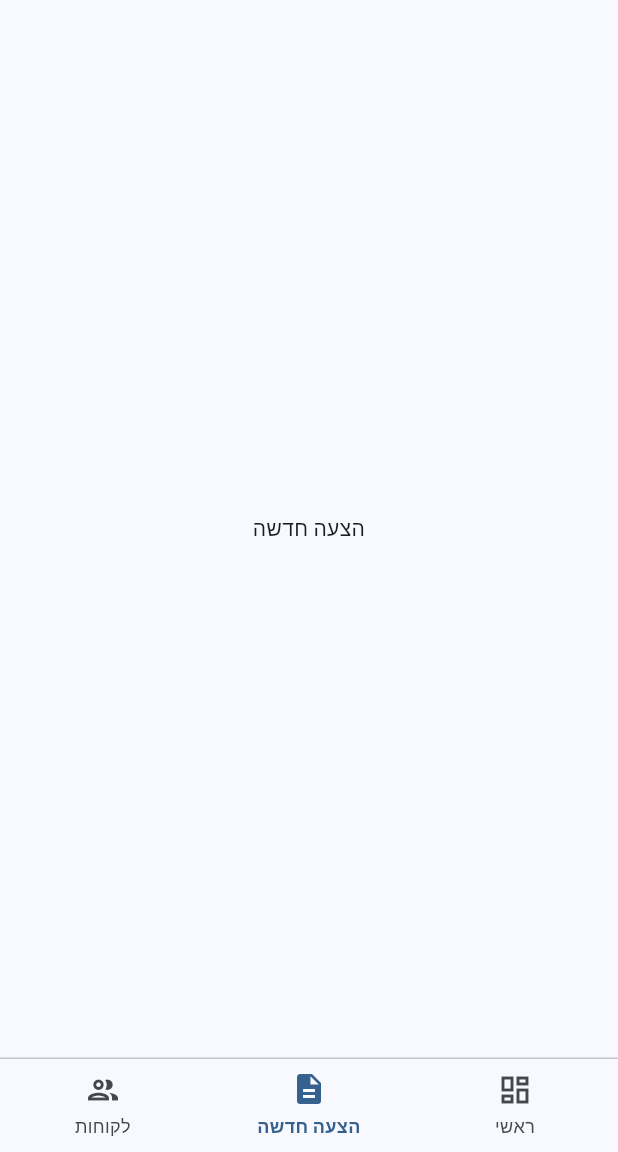
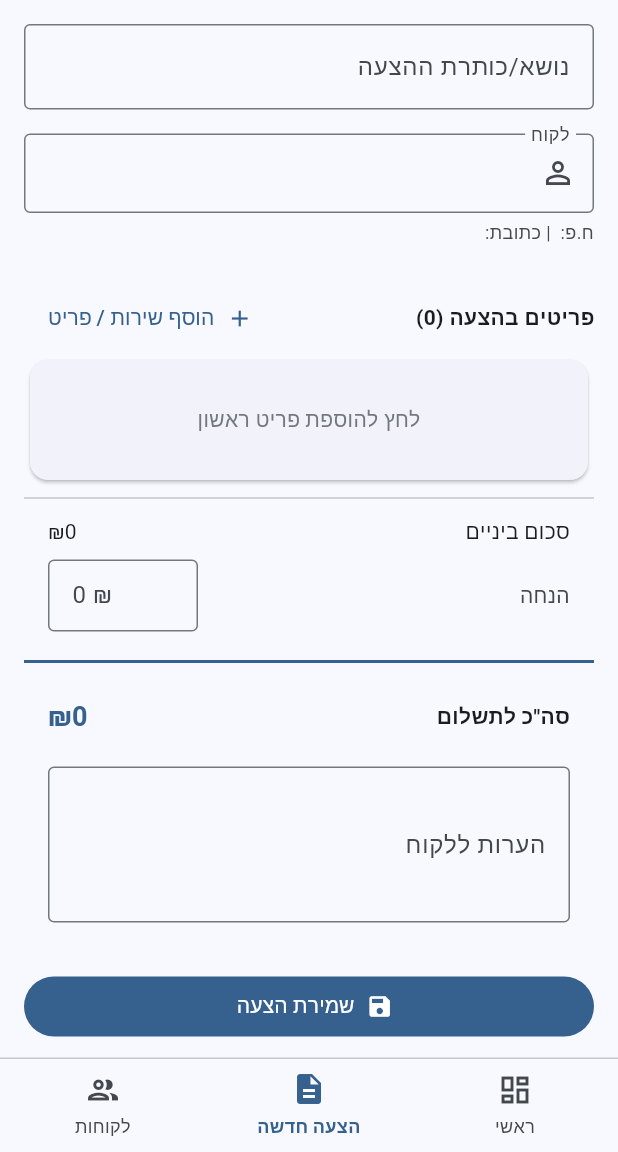
Before and after one commit to michaelkaravani/quoteflow-app, a Flutter app: the screen it shows once a user with an empty profile is signed in, item 2 of the bottom bar chosen, on a phone screen of 412 x 824 dp, the part 84-1236 px from its top. Run offline on Flutter 3.47's test engine with Material 3 defaults, Android fonts, the phone set to English and light mode, and no system bars; our stand-ins replace cloud_firestore, firebase_auth, firebase_core; accounts and stored records are empty.

Commit message:
Add Quote Builder with customer picker, items, summary, back button fix

```diff
--- a/lib/screens/home_screen.dart
+++ b/lib/screens/home_screen.dart
@@ -3,6 +3,7 @@ import 'package:flutter/material.dart';
 import '../main.dart';
 import '../services/firestore_service.dart';
 import 'customers/customers_screen.dart';
+import 'quotes/quote_builder_screen.dart';
 
 class HomeScreen extends StatefulWidget {
   const HomeScreen({super.key});
@@ -24,8 +25,13 @@ class _HomeScreenState extends State<HomeScreen> {
     final theme = Theme.of(context);
     final fs = _firestoreService();
 
-    return Scaffold(
-      appBar: AppBar(
+    return PopScope(
+      canPop: _selectedIndex == 0,
+      onPopInvokedWithResult: (didPop, _) {
+        if (!didPop) setState(() => _selectedIndex = 0);
+      },
+      child: Scaffold(
+        appBar: AppBar(
         title: const Text('QuoteFlow'),
         backgroundColor: theme.colorScheme.primary,
         foregroundColor: theme.colorScheme.onPrimary,
@@ -45,8 +51,9 @@ class _HomeScreenState extends State<HomeScreen> {
               child: IndexedStack(
                 index: _selectedIndex,
                 children: [
-                  const _DashboardView(),
-                  const Center(child: Text('הצעה חדשה')),
+                  _DashboardView(onNavigate: (index) => setState(() => _selectedIndex = index)),
+                  if (fs != null) QuoteBuilderScreen(firestoreService: fs)
+                  else const Center(child: Text('הצעה חדשה')),
                   if (fs != null)
                     CustomersScreen(firestoreService: fs)
                   else
@@ -60,6 +67,7 @@ class _HomeScreenState extends State<HomeScreen> {
             ),
           ],
         ),
+      ),
       ),
     );
   }
@@ -158,7 +166,9 @@ class _NavItem extends StatelessWidget {
 // ── Dashboard ──
 
 class _DashboardView extends StatelessWidget {
-  const _DashboardView();
+  const _DashboardView({this.onNavigate});
+
+  final ValueChanged<int>? onNavigate;
 
   @override
   Widget build(BuildContext context) {
@@ -185,6 +195,7 @@ class _DashboardView extends StatelessWidget {
                 icon: Icons.add_circle,
                 label: 'הצעת מחיר חדשה',
                 color: cs.primary,
+                onTap: onNavigate != null ? () => onNavigate!(1) : null,
               ),
             ),
             const SizedBox(width: 12),
@@ -193,6 +204,7 @@ class _DashboardView extends StatelessWidget {
                 icon: Icons.people,
                 label: 'ניהול לקוחות',
                 color: cs.tertiary,
+                onTap: onNavigate != null ? () => onNavigate!(2) : null,
               ),
             ),
           ],
@@ -217,11 +229,13 @@ class _QuickActionTile extends StatelessWidget {
     required this.icon,
     required this.label,
     required this.color,
+    this.onTap,
   });
 
   final IconData icon;
   final String label;
   final Color color;
+  final VoidCallback? onTap;
 
   @override
   Widget build(BuildContext context) {
@@ -229,7 +243,7 @@ class _QuickActionTile extends StatelessWidget {
     return Card(
       color: color,
       child: InkWell(
-        onTap: () {},
+        onTap: onTap,
         borderRadius: BorderRadius.circular(12),
         child: Padding(
           padding: const EdgeInsets.symmetric(vertical: 24),
--- /dev/null
+++ b/lib/screens/quotes/quote_builder_screen.dart
@@ -0,0 +1,221 @@
+import 'package:flutter/material.dart';
+import 'package:flutter/services.dart';
+
+import '../../models/customer.dart';
+import '../../models/quote.dart';
+import '../../models/quote_item.dart';
+import '../../models/quote_status.dart';
+import '../../services/firestore_service.dart';
+import 'add_item_dialog.dart';
+import 'customer_picker_sheet.dart';
+import 'quote_summary_card.dart';
+
+class QuoteBuilderScreen extends StatefulWidget {
+  const QuoteBuilderScreen({super.key, required this.firestoreService});
+
+  final FirestoreService firestoreService;
+
+  @override
+  State<QuoteBuilderScreen> createState() => _QuoteBuilderScreenState();
+}
+
+class _QuoteBuilderScreenState extends State<QuoteBuilderScreen> {
+  final _titleController = TextEditingController();
+  final _notesController = TextEditingController();
+  Customer? _customer;
+  List<QuoteItem> _items = [];
+  double _discount = 0;
+  bool _isSaving = false;
+
+  @override
+  void dispose() {
+    _titleController.dispose();
+    _notesController.dispose();
+    super.dispose();
+  }
+
+  double get _subtotal => _items.fold(0.0, (sum, item) => sum + item.total);
+  double get _total => (_subtotal - _discount).clamp(0, double.infinity);
+
+  Future<void> _pickCustomer(List<Customer> customers) async {
+    final customer = await showCustomerPicker(context, customers);
+    if (customer != null) setState(() => _customer = customer);
+  }
+
+  Future<void> _addItem() async {
+    final item = await showAddItemDialog(context);
+    if (item != null) setState(() => _items = [..._items, item]);
+  }
+
+  void _deleteItem(int index) {
+    setState(() => _items = [..._items]..removeAt(index));
+  }
+
+  Future<void> _save() async {
+    if (_customer == null) {
+      _showMessage('נא לבחור לקוח');
+      return;
+    }
+    if (_items.isEmpty) {
+      _showMessage('נא להוסיף לפחות פריט אחד');
+      return;
+    }
+
+    setState(() => _isSaving = true);
+
+    try {
+      final quoteNumber = await widget.firestoreService.generateQuoteNumber();
+      final quoteId = FirestoreService.generateId();
+      final now = DateTime.now();
+
+      final quote = Quote(
+        id: quoteId,
+        quoteNumber: quoteNumber,
+        title: _titleController.text.trim(),
+        customerId: _customer!.id,
+        customerName: _customer!.name,
+        customerHp: _customer!.hp,
+        customerAddress: _customer!.address,
+        customerPhone: _customer!.phone,
+        items: _items,
+        discount: _discount,
+        total: _total,
+        notes: _notesController.text.trim(),
+        status: QuoteStatus.draft,
+        date: now,
+        createdAt: now,
+      );
+
+      await widget.firestoreService.addQuote(quote);
+      if (!mounted) return;
+
+      HapticFeedback.mediumImpact();
+      _showMessage('הצעת המחיר נשמרה בהיסטוריה בהצלחה!');
+      _reset();
+    } catch (e) {
+      if (!mounted) return;
+      _showMessage('שגיאה בשמירה: $e');
+    } finally {
+      if (mounted) setState(() => _isSaving = false);
+    }
+  }
+
+  void _reset() {
+    _titleController.clear();
+    _notesController.clear();
+    setState(() {
+      _customer = null;
+      _items = [];
+      _discount = 0;
+    });
+  }
+
+  void _showMessage(String message) {
+    if (!mounted) return;
+    ScaffoldMessenger.of(context).showSnackBar(SnackBar(content: Text(message)));
+  }
+
+  @override
+  Widget build(BuildContext context) {
+    final cs = Theme.of(context).colorScheme;
+
+    return StreamBuilder<List<Customer>>(
+      stream: widget.firestoreService.watchCustomers(),
+      builder: (context, customerSnapshot) {
+        final customers = customerSnapshot.data ?? [];
+
+        return StreamBuilder(
+          stream: widget.firestoreService.watchCatalog(),
+          builder: (context, catalogSnapshot) {
+            return ListView(
+              padding: const EdgeInsets.all(16),
+              children: [
+                TextFormField(
+                  controller: _titleController,
+                  decoration: const InputDecoration(
+                    labelText: 'נושא/כותרת ההצעה',
+                    hintText: 'לדוגמה: חיתוך שלטים, כרטיסי אלומיניום',
+                    border: OutlineInputBorder(),
+                  ),
+                ),
+                const SizedBox(height: 16),
+                InkWell(
+                  onTap: () => _pickCustomer(customers),
+                  child: InputDecorator(
+                    decoration: const InputDecoration(
+                      labelText: 'לקוח',
+                      border: OutlineInputBorder(),
+                      prefixIcon: Icon(Icons.person_outline),
+                    ),
+                    child: _customer != null
+                        ? Text(_customer!.name)
+                        : Text(customers.isEmpty ? 'אין לקוחות - יש להוסיף תחילה' : 'בחירת לקוח...'),
+                  ),
+                ),
+                if (_customer != null)
+                  Padding(
+                    padding: const EdgeInsets.only(top: 4),
+                    child: Text(
+                      'ח.פ: ${_customer!.hp} | כתובת: ${_customer!.address}',
+                      style: TextStyle(color: cs.onSurfaceVariant, fontSize: 12),
+                    ),
+                  ),
+                const SizedBox(height: 24),
+                Row(
+                  mainAxisAlignment: MainAxisAlignment.spaceBetween,
+                  children: [
+                    Text(
+                      'פריטים בהצעה (${_items.length})',
+                      style: const TextStyle(fontWeight: FontWeight.bold),
+                    ),
+                    TextButton.icon(
+                      onPressed: _addItem,
+                      icon: const Icon(Icons.add),
+                      label: const Text('הוסף שירות / פריט'),
+                    ),
+                  ],
+                ),
+                if (_items.isEmpty)
+                  Card(
+                    child: InkWell(
+                      onTap: _addItem,
+                      borderRadius: BorderRadius.circular(12),
+                      child: Container(
+                        height: 80,
+                        alignment: Alignment.center,
+                        child: Text(
+                          'לחץ להוספת פריט ראשון',
+                          style: TextStyle(color: cs.outline),
+                        ),
+                      ),
+                    ),
+                  ),
+                QuoteSummaryCard(
+                  items: _items,
+                  discount: _discount,
+                  notes: _notesController.text,
+                  discountChanged: (v) => setState(() => _discount = v),
+                  notesChanged: (v) => _notesController.text = v,
+                  itemDeleted: _deleteItem,
+                ),
+                const SizedBox(height: 16),
+                FilledButton.icon(
+                  onPressed: _isSaving ? null : _save,
+                  icon: _isSaving
+                      ? const SizedBox(
+                          width: 18,
+                          height: 18,
+                          child: CircularProgressIndicator(strokeWidth: 2),
+                        )
+                      : const Icon(Icons.save),
+                  label: Text(_isSaving ? 'שומר...' : 'שמירת הצעה'),
+                ),
+                const SizedBox(height: 32),
+              ],
+            );
+          },
+        );
+      },
+    );
+  }
+}
--- /dev/null
+++ b/lib/screens/quotes/quote_summary_card.dart
@@ -0,0 +1,127 @@
+import 'package:flutter/material.dart';
+
+import '../../models/quote_item.dart';
+
+class QuoteSummaryCard extends StatelessWidget {
+  const QuoteSummaryCard({
+    super.key,
+    required this.items,
+    this.discount = 0,
+    this.notes = '',
+    this.discountChanged,
+    this.notesChanged,
+    this.itemDeleted,
+  });
+
+  final List<QuoteItem> items;
+  final double discount;
+  final String notes;
+  final ValueChanged<double>? discountChanged;
+  final ValueChanged<String>? notesChanged;
+  final ValueChanged<int>? itemDeleted;
+
+  @override
+  Widget build(BuildContext context) {
+    final cs = Theme.of(context).colorScheme;
+    final subtotal = items.fold(0.0, (sum, item) => sum + item.total);
+    final total = subtotal - discount;
+
+    return Column(
+      crossAxisAlignment: CrossAxisAlignment.start,
+      children: [
+        const Divider(),
+        if (items.isNotEmpty) ...[
+          ...items.asMap().entries.map((entry) {
+            final i = entry.key;
+            final item = entry.value;
+            return ListTile(
+              dense: true,
+              title: Text(item.name),
+              subtitle: Text('₪${item.price.toStringAsFixed(0)} × ${item.quantity}'),
+              trailing: Row(
+                mainAxisSize: MainAxisSize.min,
+                children: [
+                  Text('₪${item.total.toStringAsFixed(0)}', style: const TextStyle(fontWeight: FontWeight.bold)),
+                  if (itemDeleted != null)
+                    IconButton(
+                      icon: Icon(Icons.delete_outline, color: cs.error, size: 20),
+                      onPressed: () => itemDeleted!(i),
+                    ),
+                ],
+              ),
+            );
+          }),
+          const Divider(),
+        ],
+        Padding(
+          padding: const EdgeInsets.symmetric(horizontal: 16, vertical: 4),
+          child: Row(
+            mainAxisAlignment: MainAxisAlignment.spaceBetween,
+            children: [
+              const Text('סכום ביניים'),
+              Text('₪${subtotal.toStringAsFixed(0)}'),
+            ],
+          ),
+        ),
+        Padding(
+          padding: const EdgeInsets.symmetric(horizontal: 16, vertical: 4),
+          child: Row(
+            children: [
+              Expanded(child: Text('הנחה', style: TextStyle(color: cs.onSurfaceVariant))),
+              SizedBox(
+                width: 100,
+                child: TextFormField(
+                  initialValue: discount > 0 ? discount.toStringAsFixed(0) : '',
+                  textAlign: TextAlign.end,
+                  keyboardType: TextInputType.number,
+                  decoration: InputDecoration(
+                    hintText: '₪ 0',
+                    border: OutlineInputBorder(),
+                    isDense: true,
+                  ),
+                  onChanged: (v) {
+                    final n = double.tryParse(v.trim());
+                    discountChanged?.call(n != null && n > 0 ? n : 0);
+                  },
+                ),
+              ),
+            ],
+          ),
+        ),
+        Padding(
+          padding: const EdgeInsets.only(top: 8, bottom: 12),
+          child: Divider(thickness: 2, color: cs.primary),
+        ),
+        Padding(
+          padding: const EdgeInsets.symmetric(horizontal: 16, vertical: 4),
+          child: Row(
+            mainAxisAlignment: MainAxisAlignment.spaceBetween,
+            children: [
+              const Text('סה"כ לתשלום', style: TextStyle(fontWeight: FontWeight.bold)),
+              Text(
+                '₪${total.clamp(0, double.infinity).toStringAsFixed(0)}',
+                style: TextStyle(
+                  fontWeight: FontWeight.bold,
+                  fontSize: 18,
+                  color: cs.primary,
+                ),
+              ),
+            ],
+          ),
+        ),
+        Padding(
+          padding: const EdgeInsets.all(16),
+          child: TextFormField(
+            initialValue: notes,
+            maxLines: 3,
+            decoration: const InputDecoration(
+              labelText: 'הערות ללקוח',
+              border: OutlineInputBorder(),
+            ),
+            onChanged: notesChanged,
+          ),
+        ),
+      ],
+    );
+  }
+}
```
Also changed, not shown: lib/screens/quotes/add_item_dialog.dart (added, +106 -0 lines), lib/screens/quotes/customer_picker_sheet.dart (added, +55 -0 lines).
